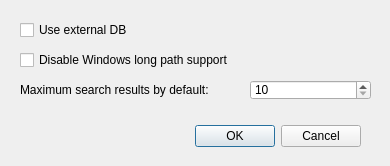
First picture: the form in ui_files/preferences.ui, repository qiwichupa/pyFileSearcher, before the edit.
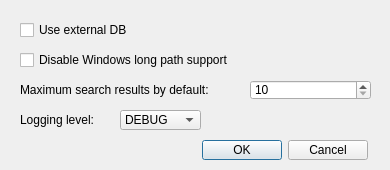
Second picture: the form after the edit. Icons and pictures are not drawn.

Commit message: 0.99d logging level added to pref.dialog

```diff
--- a/ui_files/preferences.ui
+++ b/ui_files/preferences.ui
@@ -7,9 +7,21 @@
     <x>0</x>
     <y>0</y>
     <width>390</width>
-    <height>166</height>
+    <height>170</height>
    </rect>
   </property>
+  <property name="minimumSize">
+   <size>
+    <width>390</width>
+    <height>170</height>
+   </size>
+  </property>
+  <property name="maximumSize">
+   <size>
+    <width>390</width>
+    <height>170</height>
+   </size>
+  </property>
   <property name="windowTitle">
    <string>Dialog</string>
   </property>
@@ -20,10 +32,10 @@
   <widget class="QDialogButtonBox" name="preferences">
    <property name="geometry">
     <rect>
-     <x>20</x>
-     <y>120</y>
+     <x>27</x>
+     <y>140</y>
      <width>341</width>
-     <height>32</height>
+     <height>20</height>
     </rect>
    </property>
    <property name="orientation">
@@ -88,6 +100,44 @@
     <string>Maximum search results by default: </string>
    </property>
   </widget>
+  <widget class="QLabel" name="label_2">
+   <property name="geometry">
+    <rect>
+     <x>20</x>
+     <y>110</y>
+     <width>91</width>
+     <height>20</height>
+    </rect>
+   </property>
+   <property name="text">
+    <string>Logging level:</string>
+   </property>
+  </widget>
+  <widget class="QComboBox" name="PREFLoggingLevel">
+   <property name="geometry">
+    <rect>
+     <x>120</x>
+     <y>110</y>
+     <width>81</width>
+     <height>20</height>
+    </rect>
+   </property>
+   <item>
+    <property name="text">
+     <string>DEBUG</string>
+    </property>
+   </item>
+   <item>
+    <property name="text">
+     <string>INFO</string>
+    </property>
+   </item>
+   <item>
+    <property name="text">
+     <string>WARNING</string>
+    </property>
+   </item>
+  </widget>
  </widget>
  <resources>
   <include location="icons.qrc"/>
```
The commit also changes 2 other files.
